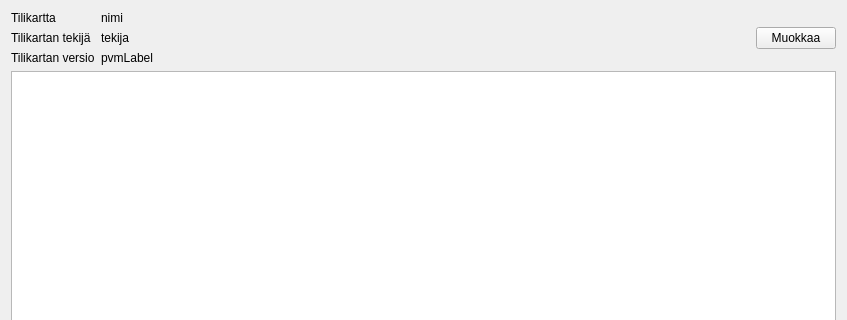
artoh/kitupiikki, file kitupiikki/maaritys/tilikarttaohje.ui: the form before one commit; both pictures show x 0 to 847 and y 0 to 320 of the 847 by 632 pixel window.
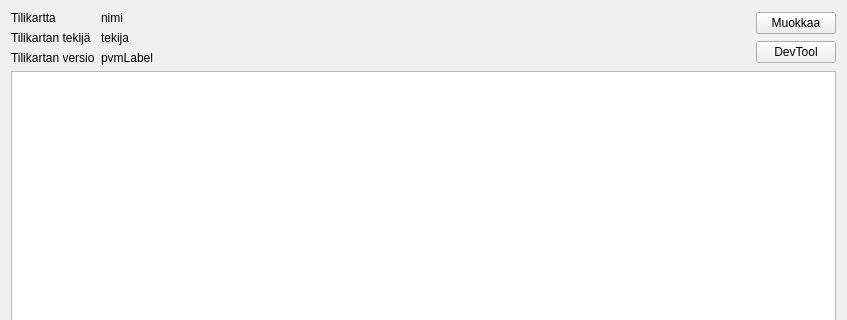
The form after the commit. Icons and pictures are not drawn. Custom widgets are drawn as their Qt base class.

The edit to the form file:
```diff
--- a/kitupiikki/maaritys/tilikarttaohje.ui
+++ b/kitupiikki/maaritys/tilikarttaohje.ui
@@ -13,9 +13,9 @@
   <property name="windowTitle">
    <string>Form</string>
   </property>
-  <layout class="QVBoxLayout" name="verticalLayout">
+  <layout class="QVBoxLayout" name="verticalLayout_2">
    <item>
-    <layout class="QHBoxLayout" name="horizontalLayout" stretch="1,0,0">
+    <layout class="QHBoxLayout" name="horizontalLayout" stretch="1,0">
      <item>
       <layout class="QFormLayout" name="formLayout">
        <item row="0" column="0">
@@ -63,15 +63,7 @@
       </layout>
      </item>
      <item>
-      <widget class="QLabel" name="elinkeinoLabel">
-       <property name="text">
-        <string/>
-       </property>
-       <property name="pixmap">
-        <pixmap resource="../pic/pic.qrc">:/pic/yrittaja.png</pixmap>
-       </property>
-      </widget>
-     </item>
+      <layout class="QVBoxLayout" name="verticalLayout">
      <item>
       <widget class="QPushButton" name="muokkausNappi">
        <property name="text">
@@ -81,6 +73,19 @@
         <bool>true</bool>
        </property>
       </widget>
+       </item>
+       <item>
+        <widget class="QPushButton" name="devtoolButton">
+         <property name="text">
+          <string>DevTool</string>
+         </property>
+         <property name="icon">
+          <iconset resource="../pic/pic.qrc">
+           <normaloff>:/pic/dev.png</normaloff>:/pic/dev.png</iconset>
+         </property>
+        </widget>
+       </item>
+      </layout>
      </item>
     </layout>
    </item>
```
Left out of the diff: 4 changed lines with no effect on the pictures. Lines whose indentation alone changed are shown as unchanged.
